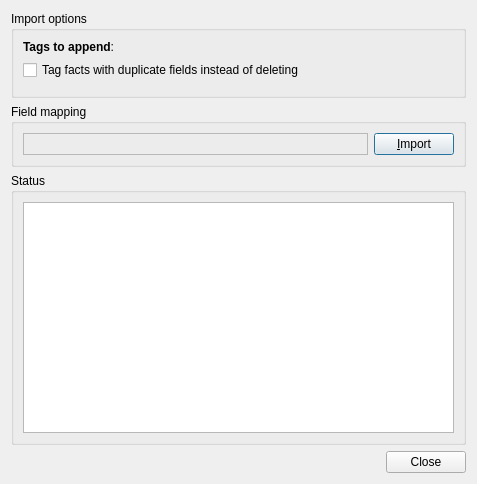
Old version of the form designer/importing.ui in the repository ludiosarchive/anki.
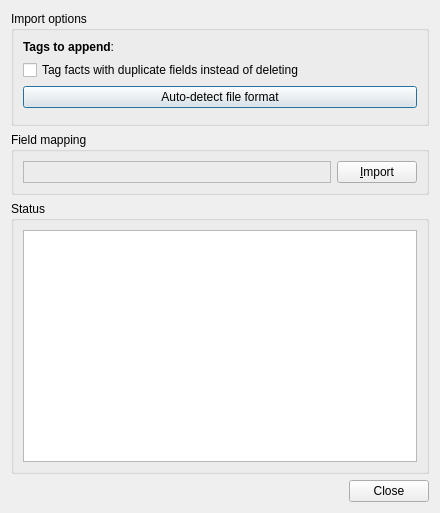
New version of the form.

```diff
--- a/designer/importing.ui
+++ b/designer/importing.ui
@@ -1,12 +1,12 @@
 <ui version="4.0" >
  <class>ImportDialog</class>
- <widget class="QDialog" name="ImportDialog" >
-  <property name="geometry" >
+ <widget class="QDialog" name="ImportDialog">
+  <property name="geometry">
    <rect>
     <x>0</x>
     <y>0</y>
-    <width>477</width>
-    <height>484</height>
+    <width>440</width>
+    <height>513</height>
    </rect>
   </property>
   <property name="windowTitle" >
@@ -50,7 +50,14 @@
        </widget>
       </item>
       <item>
-       <widget class="QWidget" native="1" name="modelArea" />
+       <widget class="QPushButton" name="autoDetect">
+        <property name="text">
+         <string>Auto-detect file format</string>
+        </property>
+       </widget>
+      </item>
+      <item>
+       <widget class="QWidget" name="modelArea" native="true"/>
       </item>
      </layout>
     </widget>
```
Left out of the diff: 102 changed lines with no effect on the pictures.
